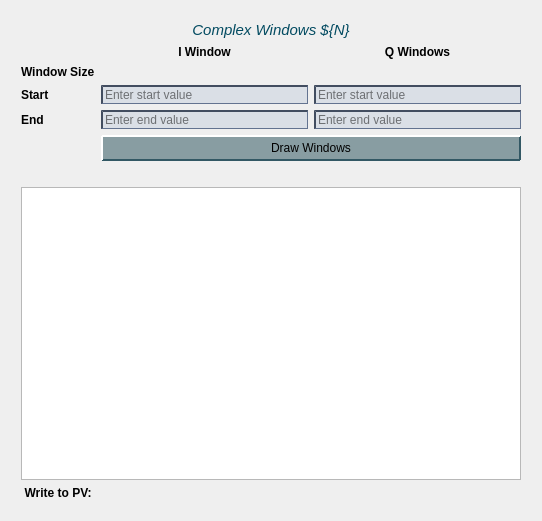
The window that new_look/define_average_window.ui (cristinasewell/ATCA_PyDM_Screens) describes before a commit, drawn with Qt 5.
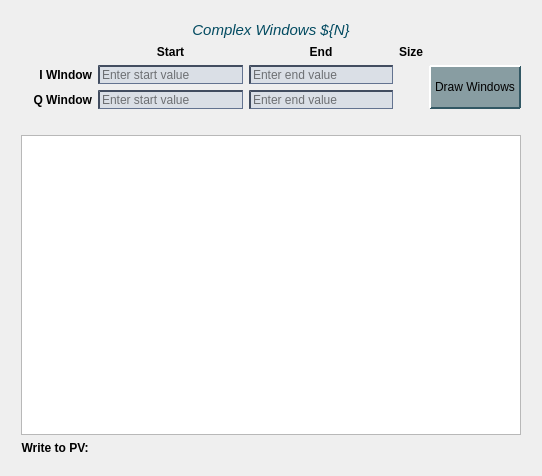
The same window after the commit. Custom widgets are drawn as their Qt base class.

Commit message: FIX: pivot layout

Patch:
```diff
--- a/new_look/define_average_window.ui
+++ b/new_look/define_average_window.ui
@@ -7,7 +7,7 @@
     <x>0</x>
     <y>0</y>
     <width>538</width>
-    <height>521</height>
+    <height>476</height>
    </rect>
   </property>
   <property name="windowTitle">
@@ -65,27 +65,7 @@
      <property name="bottomMargin">
       <number>10</number>
      </property>
-     <item row="3" column="0">
-      <widget class="QLabel" name="start_label">
-       <property name="font">
-        <font>
-         <weight>75</weight>
-         <bold>true</bold>
-        </font>
-       </property>
-       <property name="text">
-        <string>Start</string>
-       </property>
-      </widget>
-     </item>
-     <item row="6" column="1" colspan="2">
-      <widget class="QPushButton" name="draw_window_pb">
-       <property name="text">
-        <string>Draw Windows</string>
-       </property>
-      </widget>
-     </item>
-     <item row="7" column="1" colspan="2">
+     <item row="8" column="1" colspan="3">
       <widget class="QLabel" name="error_label">
        <property name="font">
         <font>
@@ -100,19 +80,184 @@
        </property>
       </widget>
      </item>
-     <item row="3" column="2">
+     <item row="1" column="1">
+      <widget class="QLabel" name="start_label">
+       <property name="font">
+        <font>
+         <weight>75</weight>
+         <bold>true</bold>
+        </font>
+       </property>
+       <property name="text">
+        <string>Start</string>
+       </property>
+       <property name="alignment">
+        <set>Qt::AlignCenter</set>
+       </property>
+      </widget>
+     </item>
+     <item row="3" column="1">
+      <widget class="QLineEdit" name="start_line_edit">
+       <property name="styleSheet">
+        <string notr="true"/>
+       </property>
+       <property name="placeholderText">
+        <string>Enter start value</string>
+       </property>
+      </widget>
+     </item>
+     <item row="10" column="0">
+      <widget class="QLabel" name="label_2">
+       <property name="font">
+        <font>
+         <weight>75</weight>
+         <bold>true</bold>
+        </font>
+       </property>
+       <property name="text">
+        <string>Write to PV: </string>
+       </property>
+       <property name="alignment">
+        <set>Qt::AlignRight|Qt::AlignTrailing|Qt::AlignVCenter</set>
+       </property>
+      </widget>
+     </item>
+     <item row="4" column="1">
       <widget class="QLineEdit" name="start_line_edit_q">
        <property name="placeholderText">
         <string>Enter start value </string>
        </property>
       </widget>
      </item>
-     <item row="8" column="0" colspan="3">
+     <item row="10" column="1" colspan="3">
+      <layout class="QHBoxLayout" name="button_layout"/>
+     </item>
+     <item row="1" column="2">
+      <widget class="QLabel" name="stop_label">
+       <property name="font">
+        <font>
+         <weight>75</weight>
+         <bold>true</bold>
+        </font>
+       </property>
+       <property name="text">
+        <string>End</string>
+       </property>
+       <property name="alignment">
+        <set>Qt::AlignCenter</set>
+       </property>
+      </widget>
+     </item>
+     <item row="4" column="0">
+      <widget class="QLabel" name="label_5">
+       <property name="font">
+        <font>
+         <weight>75</weight>
+         <bold>true</bold>
+        </font>
+       </property>
+       <property name="text">
+        <string>Q Window</string>
+       </property>
+       <property name="alignment">
+        <set>Qt::AlignRight|Qt::AlignTrailing|Qt::AlignVCenter</set>
+       </property>
+      </widget>
+     </item>
+     <item row="1" column="3">
+      <widget class="QLabel" name="label_3">
+       <property name="font">
+        <font>
+         <weight>75</weight>
+         <bold>true</bold>
+        </font>
+       </property>
+       <property name="text">
+        <string>Size</string>
+       </property>
+       <property name="alignment">
+        <set>Qt::AlignCenter</set>
+       </property>
+      </widget>
+     </item>
+     <item row="4" column="2">
+      <widget class="QLineEdit" name="end_line_edit_q">
+       <property name="placeholderText">
+        <string>Enter end value </string>
+       </property>
+      </widget>
+     </item>
+     <item row="3" column="3">
+      <widget class="PyDMLabel" name="get_pv_size_i">
+       <property name="toolTip">
+        <string/>
+       </property>
+       <property name="text">
+        <string/>
+       </property>
+       <property name="channel" stdset="0">
+        <string>ca://${DEVICE}:ICPXWND${N}.NELM</string>
+       </property>
+      </widget>
+     </item>
+     <item row="4" column="3">
+      <widget class="PyDMLabel" name="get_pv_size_q">
+       <property name="toolTip">
+        <string/>
+       </property>
+       <property name="text">
+        <string/>
+       </property>
+       <property name="channel" stdset="0">
+        <string>ca://${DEVICE}:QCPXWND${N}.NELM</string>
+       </property>
+      </widget>
+     </item>
+     <item row="3" column="0">
+      <widget class="QLabel" name="label">
+       <property name="font">
+        <font>
+         <weight>75</weight>
+         <bold>true</bold>
+        </font>
+       </property>
+       <property name="text">
+        <string>I WIndow</string>
+       </property>
+       <property name="alignment">
+        <set>Qt::AlignRight|Qt::AlignTrailing|Qt::AlignVCenter</set>
+       </property>
+      </widget>
+     </item>
+     <item row="3" column="2">
+      <widget class="QLineEdit" name="end_line_edit">
+       <property name="styleSheet">
+        <string notr="true"/>
+       </property>
+       <property name="placeholderText">
+        <string>Enter end value</string>
+       </property>
+      </widget>
+     </item>
+     <item row="3" column="4" rowspan="2">
+      <widget class="QPushButton" name="draw_window_pb">
+       <property name="sizePolicy">
+        <sizepolicy hsizetype="Minimum" vsizetype="Expanding">
+         <horstretch>0</horstretch>
+         <verstretch>0</verstretch>
+        </sizepolicy>
+       </property>
+       <property name="text">
+        <string>Draw Windows</string>
+       </property>
+      </widget>
+     </item>
+     <item row="9" column="0" colspan="5">
       <widget class="PyDMWaveformPlot" name="average_window_wf">
        <property name="minimumSize">
         <size>
          <width>500</width>
-         <height>250</height>
+         <height>300</height>
         </size>
        </property>
        <property name="toolTip">
@@ -158,98 +303,7 @@
        </property>
       </widget>
      </item>
-     <item row="1" column="2">
-      <widget class="QLabel" name="label_5">
-       <property name="font">
-        <font>
-         <weight>75</weight>
-         <bold>true</bold>
-        </font>
-       </property>
-       <property name="text">
-        <string>Q Windows</string>
-       </property>
-       <property name="alignment">
-        <set>Qt::AlignCenter</set>
-       </property>
-      </widget>
-     </item>
-     <item row="2" column="0">
-      <widget class="QLabel" name="label_3">
-       <property name="font">
-        <font>
-         <weight>75</weight>
-         <bold>true</bold>
-        </font>
-       </property>
-       <property name="text">
-        <string>Window Size</string>
-       </property>
-      </widget>
-     </item>
-     <item row="3" column="1">
-      <widget class="QLineEdit" name="start_line_edit">
-       <property name="styleSheet">
-        <string notr="true"/>
-       </property>
-       <property name="placeholderText">
-        <string>Enter start value</string>
-       </property>
-      </widget>
-     </item>
-     <item row="9" column="0">
-      <widget class="QLabel" name="label_2">
-       <property name="font">
-        <font>
-         <weight>75</weight>
-         <bold>true</bold>
-        </font>
-       </property>
-       <property name="text">
-        <string>Write to PV: </string>
-       </property>
-       <property name="alignment">
-        <set>Qt::AlignRight|Qt::AlignTrailing|Qt::AlignVCenter</set>
-       </property>
-      </widget>
-     </item>
-     <item row="4" column="0">
-      <widget class="QLabel" name="stop_label">
-       <property name="font">
-        <font>
-         <weight>75</weight>
-         <bold>true</bold>
-        </font>
-       </property>
-       <property name="text">
-        <string>End</string>
-       </property>
-      </widget>
-     </item>
-     <item row="2" column="1">
-      <widget class="PyDMLabel" name="get_pv_size_i">
-       <property name="toolTip">
-        <string/>
-       </property>
-       <property name="text">
-        <string/>
-       </property>
-       <property name="channel" stdset="0">
-        <string>ca://${DEVICE}:ICPXWND${N}.NELM</string>
-       </property>
-      </widget>
-     </item>
-     <item row="4" column="1">
-      <widget class="QLineEdit" name="end_line_edit">
-       <property name="styleSheet">
-        <string notr="true"/>
-       </property>
-       <property name="placeholderText">
-        <string>Enter end value</string>
-       </property>
-      </widget>
-     </item>
-     <item row="0" column="0" colspan="3">
+     <item row="0" column="0" colspan="5">
       <widget class="QLabel" name="display_pv_label">
        <property name="font">
         <font>
@@ -268,45 +322,6 @@
        </property>
       </widget>
      </item>
-     <item row="2" column="2">
-      <widget class="PyDMLabel" name="get_pv_size_q">
-       <property name="toolTip">
-        <string/>
-       </property>
-       <property name="text">
-        <string/>
-       </property>
-       <property name="channel" stdset="0">
-        <string>ca://${DEVICE}:QCPXWND${N}.NELM</string>
-       </property>
-      </widget>
-     </item>
-     <item row="1" column="1">
-      <widget class="QLabel" name="label">
-       <property name="font">
-        <font>
-         <weight>75</weight>
-         <bold>true</bold>
-        </font>
-       </property>
-       <property name="text">
-        <string>I Window</string>
-       </property>
-       <property name="alignment">
-        <set>Qt::AlignCenter</set>
-       </property>
-      </widget>
-     </item>
-     <item row="4" column="2">
-      <widget class="QLineEdit" name="end_line_edit_q">
-       <property name="placeholderText">
-        <string>Enter end value </string>
-       </property>
-      </widget>
-     </item>
-     <item row="9" column="1" colspan="2">
-      <layout class="QHBoxLayout" name="button_layout"/>
-     </item>
     </layout>
    </item>
   </layout>
```
